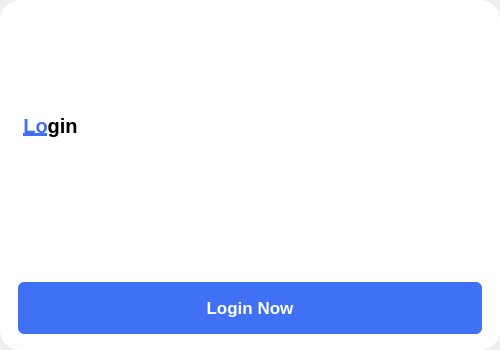
The window that src/views/authenticate_views/password_view.ui (devforgely/MFA-Simulator) describes before a commit, drawn with Qt 5.
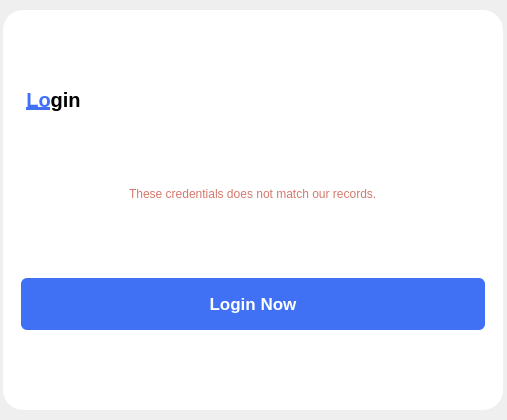
The same window after the commit. Custom widgets are drawn as their Qt base class.

Commit message: upgrading password and security questions method

What changed in the file:
```diff
--- a/src/views/authenticate_views/password_view.ui
+++ b/src/views/authenticate_views/password_view.ui
@@ -6,15 +6,15 @@
    <rect>
     <x>0</x>
     <y>0</y>
-    <width>500</width>
-    <height>350</height>
+    <width>507</width>
+    <height>420</height>
    </rect>
   </property>
-  <property name="maximumSize">
-   <size>
-    <width>500</width>
-    <height>400</height>
-   </size>
+  <property name="sizePolicy">
+   <sizepolicy hsizetype="Expanding" vsizetype="Expanding">
+    <horstretch>0</horstretch>
+    <verstretch>0</verstretch>
+   </sizepolicy>
   </property>
   <property name="windowTitle">
    <string>Form</string>
@@ -28,7 +28,7 @@
 #title {
 	font-size: 15pt;
 	font-weight: 900;
-	padding: 5px 5px 30px 5px;
+	padding: 5px;
 }
 
 QPushButton {
@@ -45,6 +45,10 @@
 
 QPushButton:hover {
 	background: #0e4bf1;
+}
+
+#warning_label {
+	color: #d5786c;
 }</string>
   </property>
   <layout class="QVBoxLayout" name="verticalLayout">
@@ -63,8 +67,20 @@
    <property name="bottomMargin">
     <number>0</number>
    </property>
-   <item>
-    <widget class="QFrame" name="frame">
+   <item alignment="Qt::AlignHCenter">
+    <widget class="ShadowFrame" name="frame">
+     <property name="minimumSize">
+      <size>
+       <width>500</width>
+       <height>400</height>
+      </size>
+     </property>
+     <property name="maximumSize">
+      <size>
+       <width>500</width>
+       <height>400</height>
+      </size>
+     </property>
      <property name="frameShape">
       <enum>QFrame::StyledPanel</enum>
      </property>
@@ -80,6 +96,12 @@
       </property>
       <item alignment="Qt::AlignLeft">
        <widget class="QLabel" name="title">
+        <property name="sizePolicy">
+         <sizepolicy hsizetype="Preferred" vsizetype="Maximum">
+          <horstretch>0</horstretch>
+          <verstretch>0</verstretch>
+         </sizepolicy>
+        </property>
         <property name="font">
          <font>
           <pointsize>15</pointsize>
@@ -98,6 +120,19 @@
         </property>
        </widget>
       </item>
+      <item alignment="Qt::AlignHCenter">
+       <widget class="QLabel" name="warning_label">
+        <property name="sizePolicy">
+         <sizepolicy hsizetype="Preferred" vsizetype="Maximum">
+          <horstretch>0</horstretch>
+          <verstretch>0</verstretch>
+         </sizepolicy>
+        </property>
+        <property name="text">
+         <string>These credentials does not match our records.</string>
+        </property>
+       </widget>
+      </item>
       <item>
        <widget class="QPushButton" name="submit_btn">
         <property name="cursor">
@@ -113,6 +148,14 @@
    </item>
   </layout>
  </widget>
+ <customwidgets>
+  <customwidget>
+   <class>ShadowFrame</class>
+   <extends>QFrame</extends>
+   <header location="global">widgets/shadow.h</header>
+   <container>1</container>
+  </customwidget>
+ </customwidgets>
  <resources/>
  <connections/>
 </ui>
```
The commit also changes 44 other files.
